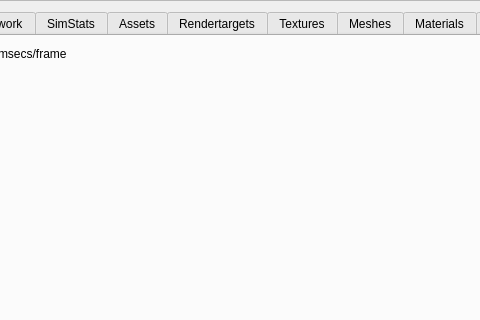
Qt form bin/data/ui/profiler.ui (realXtend/tundra) before a commit; both pictures show x 214 to 694 and y 0 to 320 of the 808 by 541 pixel window.
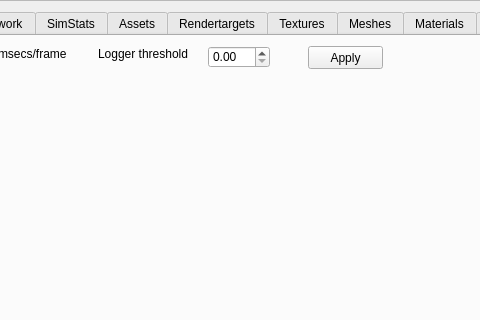
The same form after that commit. The open tabs and pages were chosen to show the change.

Commit message: Added feature to profiler that if average frame rate is below threshold frame rate, profiler node data is wrote to file (bin/performancelogger.txt).

```diff
--- a/bin/data/ui/profiler.ui
+++ b/bin/data/ui/profiler.ui
@@ -230,6 +230,42 @@
            <string>msecs/frame</string>
           </property>
          </widget>
+         <widget class="QDoubleSpinBox" name="loggerSpinbox">
+          <property name="geometry">
+           <rect>
+            <x>410</x>
+            <y>10</y>
+            <width>62</width>
+            <height>22</height>
+           </rect>
+          </property>
+         </widget>
+         <widget class="QLabel" name="label_49">
+          <property name="geometry">
+           <rect>
+            <x>300</x>
+            <y>10</y>
+            <width>91</width>
+            <height>16</height>
+           </rect>
+          </property>
+          <property name="text">
+           <string>Logger threshold:</string>
+          </property>
+         </widget>
+         <widget class="QPushButton" name="loggerApply">
+          <property name="geometry">
+           <rect>
+            <x>510</x>
+            <y>10</y>
+            <width>75</width>
+            <height>23</height>
+           </rect>
+          </property>
+          <property name="text">
+           <string>Apply</string>
+          </property>
+         </widget>
         </widget>
         <widget class="QWidget" name="ogre">
          <attribute name="title">
```
The commit also changes 2 other files.
